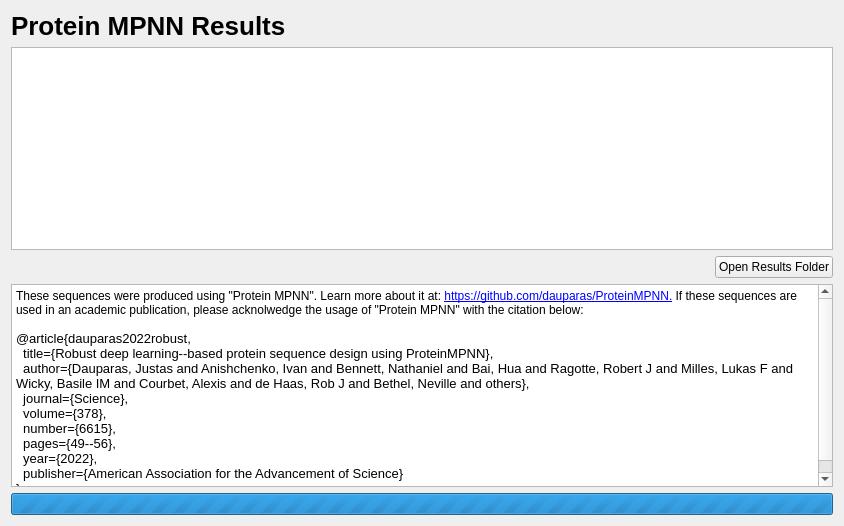
Old version of the form cbr/mpnn/visual/MpnnViewer.ui in the repository TUM-CBR/pymol-plugins.
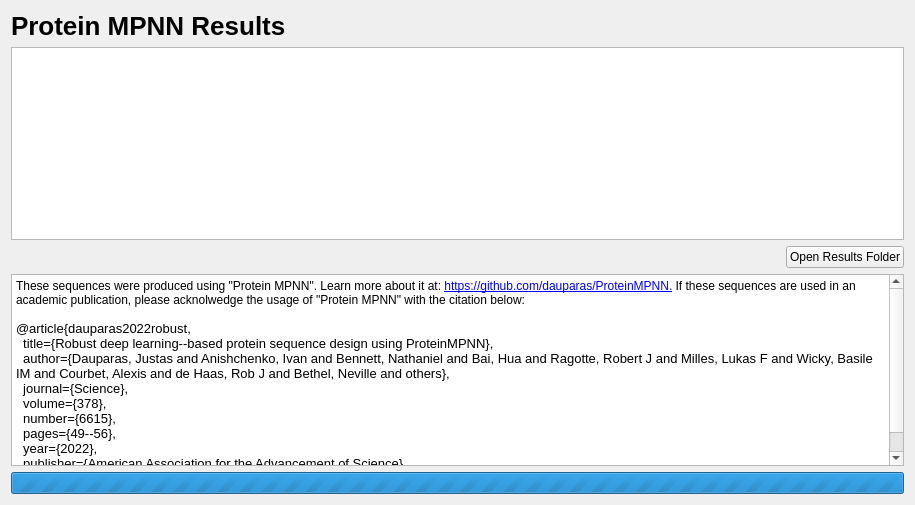
New version of the form.

The edit to the form file:
```diff
--- a/cbr/mpnn/visual/MpnnViewer.ui
+++ b/cbr/mpnn/visual/MpnnViewer.ui
@@ -6,8 +6,8 @@
    <rect>
     <x>0</x>
     <y>0</y>
-    <width>844</width>
-    <height>526</height>
+    <width>915</width>
+    <height>505</height>
    </rect>
   </property>
   <property name="windowTitle">
```
